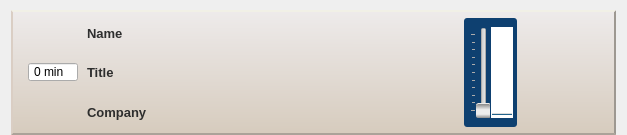
Before: the Qt Designer form ServerGui/speaker_widget.ui in akru/conference-speaker-server, drawn with Qt 5.
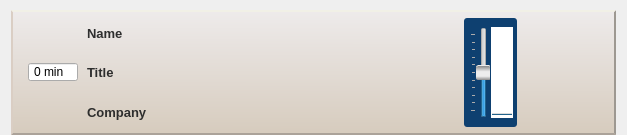
After: the same form once the commit is applied. Icons and pictures are not drawn.

Patch:
```diff
--- a/ServerGui/speaker_widget.ui
+++ b/ServerGui/speaker_widget.ui
@@ -233,6 +233,9 @@
            <property name="maximum">
             <number>100</number>
            </property>
+           <property name="value">
+            <number>50</number>
+           </property>
            <property name="orientation">
             <enum>Qt::Vertical</enum>
            </property>
```
